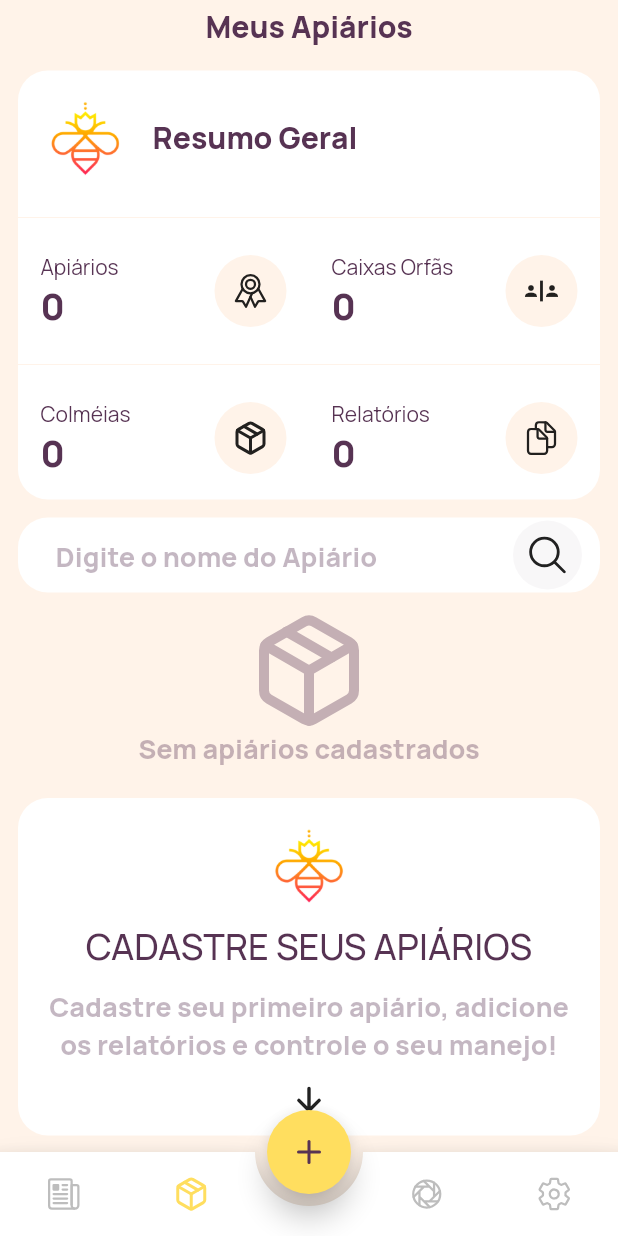
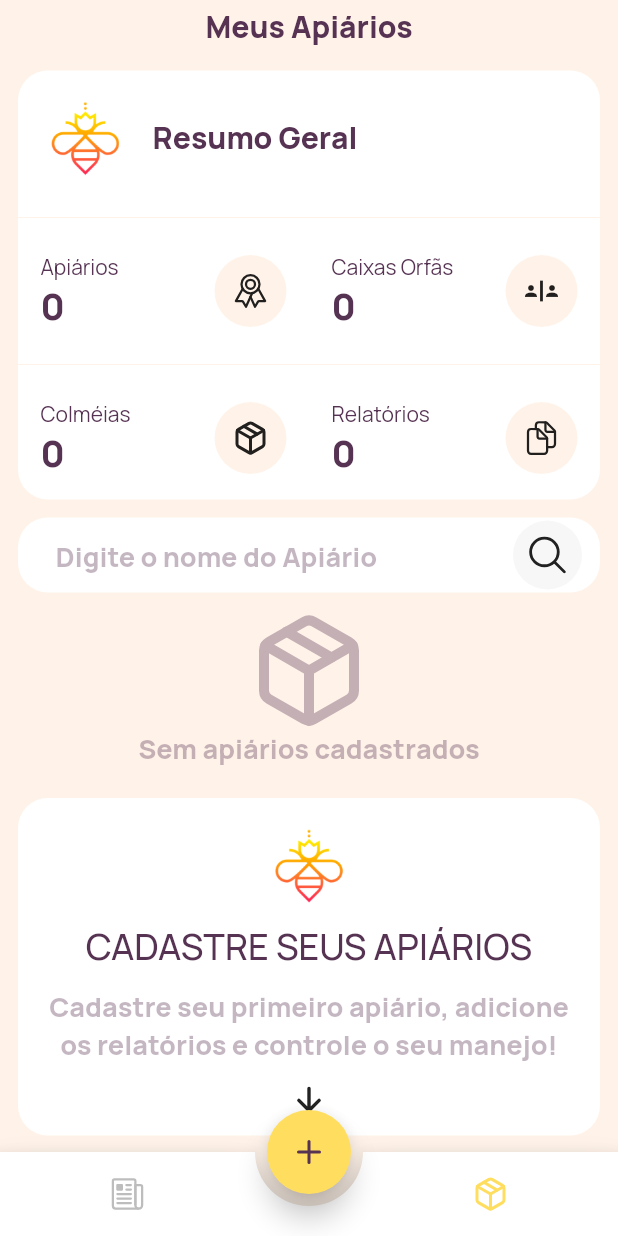
Before and after one commit to joaovvrodrigues/beecontrol, a Flutter app: the screen it shows after launch, item 2 of the bottom bar chosen, on a phone screen of 412 x 824 dp. Run offline on Flutter 3.47's test engine with Material 2 defaults, Android fonts, the phone set to English and light mode, and no system bars; drawn by our look-alikes of animated_bottom_navigation_bar; our stand-ins replace brasil_fields, flutter_feather_icons, flutter_spinkit, flutter_staggered_animations, hive, hive_flutter and 4 more; missing offline and left inert: webfeed; accounts and stored records are empty; network calls fail.

Commit message:
removing unused pages

```diff
--- a/lib/pages/home/home_page.dart
+++ b/lib/pages/home/home_page.dart
@@ -31,15 +31,15 @@ class _HomePageState extends State<HomePage>
   final iconList = <IconData>[
     Ionicons.newspaper_outline,
     FeatherIcons.package,
-    Ionicons.aperture_outline,
-    Ionicons.settings_outline
+    // Ionicons.aperture_outline,
+    // Ionicons.settings_outline
   ];
 
   final pages = <Widget>[
     NewsPage(),
     ApiariesPage(),
-    RegisterPage(),
-    SettingsPage()
+    // RegisterPage(),
+    // SettingsPage()
   ];
 
   HomeController controller = HomeController();
```
